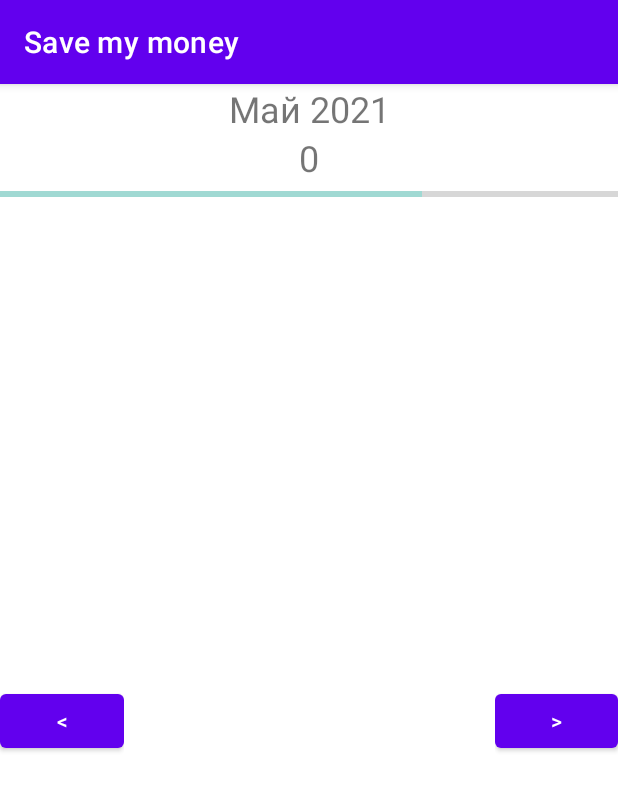
After one commit to GeneGenieRus/save-my-money-app, an Android app: the MonthTotalActivity screen opened directly, with no data from a screen before it, on a phone screen of 412 x 824 dp. The commit adds this screen. Shown: the top 791 px of the screen. Run offline under Robolectric (Android 15) with nearby library versions, the phone set to English and light mode, and no system bars; our stand-ins replace Firebase (no records; nobody signed in at launch, a user with empty details on screens opened directly).

Commit message:
add Month Total activity

```diff
--- a/app/src/main/java/com/genegenie/savemymoney/Category.kt
+++ b/app/src/main/java/com/genegenie/savemymoney/Category.kt
@@ -12,7 +12,9 @@ enum class Category(val id: Int, val resId : Int) {
     CAR(8, R.string.categories_name_8),
     TRAVELS(9, R.string.categories_name_9),
     TRANSPORT(10, R.string.categories_name_10),
-    OTHER(11, R.string.categories_name_11);
+    OTHER(11, R.string.categories_name_11),
+    BEAUTY_CARE(12, R.string.categories_name_12),
+    BIG_PURCHASE(13, R.string.categories_name_13);
 
     companion object {
         fun getFromId (id : Int?): Category? {
--- a/app/src/main/java/com/genegenie/savemymoney/CategoryChooseActivity.kt
+++ b/app/src/main/java/com/genegenie/savemymoney/CategoryChooseActivity.kt
@@ -16,7 +16,7 @@ class CategoryChooseActivity : AppCompatActivity() {
 
     override fun onCreate(savedInstanceState: Bundle?) {
         super.onCreate(savedInstanceState)
-        setContentView(R.layout.activity_main4)
+        setContentView(R.layout.activity_category_choose)
 
         addButtons()
     }
--- a/app/src/main/java/com/genegenie/savemymoney/Constants.kt
+++ b/app/src/main/java/com/genegenie/savemymoney/Constants.kt
@@ -9,5 +9,7 @@ object Constants {
     const val PRICE_INPUT_RESULT_CODE = 203
 
     const val DB_COLLECTION_MONTHS = "months"
+    const val DB_COLLECTION_MONTHS_TOTAL = "total"
+    const val DB_COLLECTION_MONTHS_CATEGORY_PREFIX = "category_"
     const val DB_COLLECTION_EXPENSES = "expenses"
 }
--- /dev/null
+++ b/app/src/main/java/com/genegenie/savemymoney/MonthTotalActivity.kt
@@ -0,0 +1,103 @@
+package com.genegenie.savemymoney
+
+import android.os.Bundle
+import android.view.View
+import android.view.ViewGroup
+import android.widget.*
+import androidx.activity.viewModels
+import androidx.appcompat.app.AppCompatActivity
+import androidx.lifecycle.Observer
+import com.genegenie.savemymoney.model.MonthTotal
+import com.genegenie.savemymoney.model.ResponseType
+import com.genegenie.savemymoney.model.ResponseWrapper
+import java.util.*
+
+class MonthTotalActivity : AppCompatActivity() {
+
+    private val TAG = "MonthTotalActivity"
+
+    private val INT_PREVIOUS = -1
+    private val INT_NEXT = 1
+    private val INT_PROGRESS_BAR_MAX_VALUE = 110000
+    private val INT_PROGRESS_SECONDARY_VALUE = 75000
+
+    private val model: MonthTotalViewModel by viewModels()
+
+    private lateinit var categoriesLayout: LinearLayout
+    private lateinit var monthNameTextView: TextView
+    private lateinit var monthTotalTextView: TextView
+    private lateinit var progressBar: ProgressBar
+    private lateinit var loadingIndicator: ProgressBar
+
+    override fun onCreate(savedInstanceState: Bundle?) {
+        super.onCreate(savedInstanceState)
+        setContentView(R.layout.activity_month_total)
+
+        bindViews()
+
+        initMonthTotalObserver()
+
+        findViewById<Button>(R.id.buttonLeft).setOnClickListener {
+            model.switchMonth(INT_PREVIOUS)
+        }
+        findViewById<Button>(R.id.buttonRight).setOnClickListener {
+            model.switchMonth(INT_NEXT)
+        }
+    }
+
+    private fun bindViews() {
+        categoriesLayout = findViewById(R.id.monthTotalLinearLayout)
+        monthNameTextView = findViewById(R.id.monthNameTextView)
+        monthTotalTextView = findViewById(R.id.monthTotalTextView)
+        loadingIndicator = findViewById(R.id.monthTotalProgressBarLoadingIndicator)
+        progressBar = findViewById(R.id.monthTotalProgressBar)
+        progressBar.max = INT_PROGRESS_BAR_MAX_VALUE
+        progressBar.secondaryProgress = INT_PROGRESS_SECONDARY_VALUE
+    }
+
+    private fun initMonthTotalObserver() {
+        val monthTotalObserver = Observer<ResponseWrapper<MonthTotal>> { response ->
+            when (response.type){
+                ResponseType.SUCCESS -> {
+                    val monthTotal = response.data!!
+
+                    monthNameTextView.text = getMonthNameString(monthTotal.currentDate)
+                    monthTotalTextView.text = monthTotal.total.toString()
+                    categoriesLayout.removeAllViews()
+                    monthTotal.categories.forEach(){
+                        addCategoryTextView(getString(it.category.resId), it.amount)
+                    }
+                    progressBar.setProgress(monthTotal.total, true)
+                    loadingIndicator.visibility = View.GONE
+                }
+                ResponseType.LOADING -> {
+                    loadingIndicator.visibility = View.VISIBLE
+                }
+                ResponseType.ERROR -> {
+                    loadingIndicator.visibility = View.GONE
+                    Toast.makeText(this, response.message, Toast.LENGTH_SHORT).show()
+                }
+            }
+        }
+
+        model.monthTotal.observe(this, monthTotalObserver)
+    }
+
+    private fun getMonthNameString(date: Date): String {
+        val instance = Calendar.getInstance()
+        instance.time = date
+        val year = instance.get(Calendar.YEAR)
+        val month = instance.get(Calendar.MONTH)
+        return getString(Utils.getMonthStringId(month)) + " " + year
+    }
+
+    private fun addCategoryTextView(name: String, value: Int) {
+        val textView = TextView(this)
+        textView.layoutParams = ViewGroup.LayoutParams(
+            ViewGroup.LayoutParams.WRAP_CONTENT,
+            ViewGroup.LayoutParams.WRAP_CONTENT
+        )
+        textView.text = getString(R.string.categoryTextTemplate , name, value)
+        categoriesLayout.addView(textView)
+    }
+}
--- /dev/null
+++ b/app/src/main/java/com/genegenie/savemymoney/MonthTotalViewModel.kt
@@ -0,0 +1,66 @@
+package com.genegenie.savemymoney
+
+import android.util.Log
+import androidx.lifecycle.MutableLiveData
+import androidx.lifecycle.ViewModel
+import com.genegenie.savemymoney.Constants.DB_COLLECTION_MONTHS_CATEGORY_PREFIX
+import com.genegenie.savemymoney.Constants.DB_COLLECTION_MONTHS_TOTAL
+import com.genegenie.savemymoney.model.MonthTotal
+import com.genegenie.savemymoney.model.MonthTotalRow
+import com.genegenie.savemymoney.model.ResponseWrapper
+import com.google.firebase.firestore.FirebaseFirestore
+import java.util.*
+import java.util.stream.Collectors
+
+class MonthTotalViewModel : ViewModel() {
+
+    private val TAG = "MonthTotalViewModel"
+
+    var selectedDate: Date = Date()
+
+    val monthTotal: MutableLiveData<ResponseWrapper<MonthTotal>> by lazy {
+        MutableLiveData<ResponseWrapper<MonthTotal>>().also {
+            loadTotal()
+        }
+    }
+
+
+    private fun loadTotal() {
+        FirebaseFirestore.getInstance()
+            .collection(Constants.DB_COLLECTION_MONTHS)
+            .document(Utils.getCollectionNameFromDate(selectedDate))
+            .get()
+            .addOnSuccessListener { document ->
+                val mutableData = document.data ?: Collections.EMPTY_MAP
+                val totalInt = (mutableData.remove(DB_COLLECTION_MONTHS_TOTAL) as? Number)?.toInt() ?: 0
+                val categoriesRows = mutableData.entries.stream()
+                    .filter { x -> x.key.toString().startsWith(DB_COLLECTION_MONTHS_CATEGORY_PREFIX) }
+                    .map { x ->
+                        val categoryId = x.key.toString().replace(DB_COLLECTION_MONTHS_CATEGORY_PREFIX, "").toIntOrNull()
+                        MonthTotalRow(
+                            Category.getFromId(categoryId) ?: Category.OTHER,
+                            (x.value as Number).toInt()
+                        )
+                    }
+                    .sorted(Comparator.comparingInt(MonthTotalRow::amount).reversed())
+                    .collect(Collectors.toList())
+
+                monthTotal.value = ResponseWrapper.Success(MonthTotal(totalInt, categoriesRows, selectedDate))
+            }
+            .addOnFailureListener {
+                Log.e(TAG, "getAllRecords()", it)
+                monthTotal.value = ResponseWrapper.Error("Error: ${it.localizedMessage}")
+            }
+    }
+
+    fun switchMonth(value: Int) {
+        val instance = Calendar.getInstance()
+        instance.time = selectedDate
+        instance.set(Calendar.DAY_OF_MONTH, 1)
+        instance.add(Calendar.MONTH, value)
+        selectedDate = instance.time
+
+        monthTotal.value = ResponseWrapper.Loading()
+        loadTotal()
+    }
+}
--- a/app/src/main/java/com/genegenie/savemymoney/Utils.kt
+++ b/app/src/main/java/com/genegenie/savemymoney/Utils.kt
@@ -9,4 +9,25 @@ object Utils {
     fun  getCurrentMonthCollectionName(): String {
         return dateFormat.format(Date())
     }
+
+    fun getCollectionNameFromDate(date : Date): String {
+        return dateFormat.format(date)
+    }
+
+    fun getMonthStringId(month: Int): Int {
+        return when (month) {
+            0 -> R.string.month_0
+            1 -> R.string.month_1
+            2 -> R.string.month_2
+            3 -> R.string.month_3
+            4 -> R.string.month_4
+            5 -> R.string.month_5
+            6 -> R.string.month_6
+            7 -> R.string.month_7
+            8 -> R.string.month_8
+            9 -> R.string.month_9
+            10 -> R.string.month_10
+            else -> R.string.month_11
+        }
+    }
 }
--- /dev/null
+++ b/app/src/main/java/com/genegenie/savemymoney/model/ResponseWrapper.kt
@@ -0,0 +1,15 @@
+package com.genegenie.savemymoney.model
+
+sealed class ResponseWrapper<T>(
+    val type: ResponseType,
+    val data: T? = null,
+    val message: String? = null
+) {
+    class Success<T>(data: T) : ResponseWrapper<T>(ResponseType.SUCCESS, data)
+    class Loading<T>(data: T? = null) : ResponseWrapper<T>(ResponseType.LOADING, data)
+    class Error<T>(message: String, data: T? = null) : ResponseWrapper<T>(ResponseType.ERROR, data, message)
+}
+
+enum class ResponseType {
+    SUCCESS, LOADING, ERROR
+}
--- /dev/null
+++ b/app/src/main/res/layout/activity_month_total.xml
@@ -0,0 +1,97 @@
+<?xml version="1.0" encoding="utf-8"?>
+<androidx.constraintlayout.widget.ConstraintLayout
+    xmlns:android="http://schemas.android.com/apk/res/android"
+    xmlns:tools="http://schemas.android.com/tools"
+    xmlns:app="http://schemas.android.com/apk/res-auto"
+    android:layout_width="match_parent"
+    android:layout_height="match_parent"
+    tools:context=".MonthTotalActivity">
+
+  <FrameLayout
+      android:id="@+id/frameLayout"
+      android:layout_width="match_parent"
+      android:layout_height="match_parent">
+
+    <ProgressBar
+        android:id="@+id/monthTotalProgressBarLoadingIndicator"
+        style="?android:attr/progressBarStyle"
+        android:layout_width="wrap_content"
+        android:layout_height="wrap_content"
+        android:layout_gravity="center" />
+
+  </FrameLayout>
+
+  <LinearLayout
+      android:layout_width="match_parent"
+      android:layout_height="match_parent"
+      android:orientation="vertical">
+
+
+    <TextView
+        android:id="@+id/monthNameTextView"
+        android:layout_width="match_parent"
+        android:layout_height="wrap_content"
+        android:gravity="center"
+        android:textSize="24sp" />
+
+    <TextView
+        android:id="@+id/monthTotalTextView"
+        android:layout_width="match_parent"
+        android:layout_height="wrap_content"
+        android:gravity="center"
+        android:textSize="24sp" />
+
+    <ProgressBar
+        android:id="@+id/monthTotalProgressBar"
+        style="?android:attr/progressBarStyleHorizontal"
+        android:layout_width="match_parent"
+        android:layout_height="wrap_content"
+        android:progressTint="@color/red"
+        />
+
+    <LinearLayout
+        android:layout_width="match_parent"
+        android:layout_height="match_parent"
+        android:orientation="horizontal">
+
+      <LinearLayout
+          android:layout_width="match_parent"
+          android:layout_height="match_parent"
+          android:layout_weight="1"
+          android:gravity="center"
+          android:orientation="vertical">
+
+        <Button
+            android:id="@+id/buttonLeft"
+            android:layout_width="match_parent"
+            android:layout_height="wrap_content"
+            android:text="@string/angleLeft"/>
+      </LinearLayout>
+
+      <LinearLayout
+          android:id="@+id/monthTotalLinearLayout"
+          android:layout_width="match_parent"
+          android:layout_height="match_parent"
+          android:layout_weight="0.5"
+          android:gravity="center"
+          android:orientation="vertical">
+      </LinearLayout>
+
+      <LinearLayout
+          android:layout_width="match_parent"
+          android:layout_height="match_parent"
+          android:layout_weight="1"
+          android:gravity="center"
+          android:orientation="vertical">
+
+        <Button
+            android:id="@+id/buttonRight"
+            android:layout_width="match_parent"
+            android:layout_height="wrap_content"
+            android:text="@string/angleRight" />
+      </LinearLayout>
+    </LinearLayout>
+  </LinearLayout>
+
+
+</androidx.constraintlayout.widget.ConstraintLayout>
--- a/app/src/main/res/values/colors.xml
+++ b/app/src/main/res/values/colors.xml
@@ -7,6 +7,7 @@
     <color name="teal_700">#FF018786</color>
     <color name="black">#FF000000</color>
     <color name="white">#FFFFFFFF</color>
+    <color name="red">#E11010</color>
 
     <color name="expense_background">#FFE6DABB</color>
 </resources>
--- a/app/src/main/res/values/strings.xml
+++ b/app/src/main/res/values/strings.xml
@@ -22,4 +22,27 @@
     <string name="categories_name_9">Путешествия</string>
     <string name="categories_name_10">Транспорт</string>
     <string name="categories_name_11">Прочее</string>
+    <string name="categories_name_12">Красота / уход</string>
+    <string name="categories_name_13">Большая покупка</string>
+
+
+    <!-- MONTH TOTAL ACTIVITY -->
+    <string name="angleLeft"><![CDATA[<]]></string>
+    <string name="angleRight"><![CDATA[>]]></string>
+    <string name="categoryTextTemplate">%s = %d</string>
+    <string name="month_0">Январь</string>
+    <string name="month_1">Февраль</string>
+    <string name="month_2">Март</string>
+    <string name="month_3">Апрель</string>
+    <string name="month_4">Май</string>
+    <string name="month_5">Июнь</string>
+    <string name="month_6">Июль</string>
+    <string name="month_7">Август</string>
+    <string name="month_8">Сентябрь</string>
+    <string name="month_9">Октябрь</string>
+    <string name="month_10">Ноябрь</string>
+    <string name="month_11">Декабрь</string>
+
+
+
 </resources>
```
Also changed, not shown: app/src/main/AndroidManifest.xml (+5 -4 lines), app/src/main/java/com/genegenie/savemymoney/MainActivity.kt (+7 -2 lines), app/src/main/java/com/genegenie/savemymoney/model/MonthTotal.kt (added, +17 -0 lines), app/src/main/res/layout/activity_category_choose.xml (renamed from app/src/main/res/layout/activity_main4.xml, +6 -1 lines), app/src/main/res/layout/activity_main.xml (+9 -0 lines), app/src/main/res/layout/record_item.xml (+5 -5 lines).
